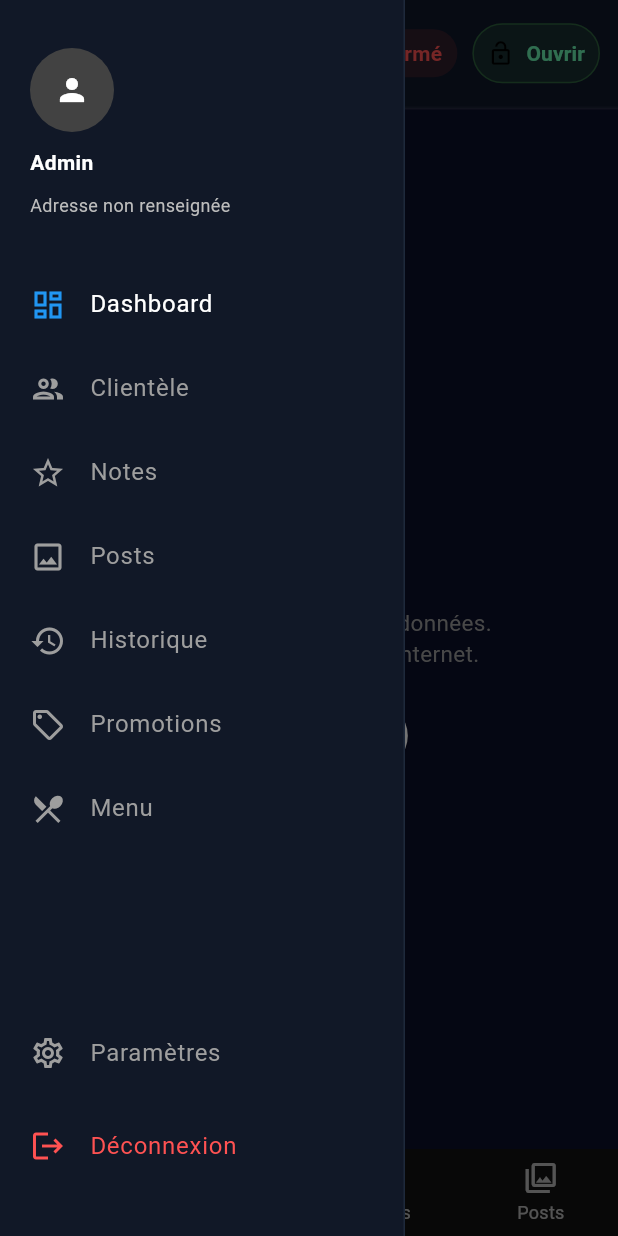
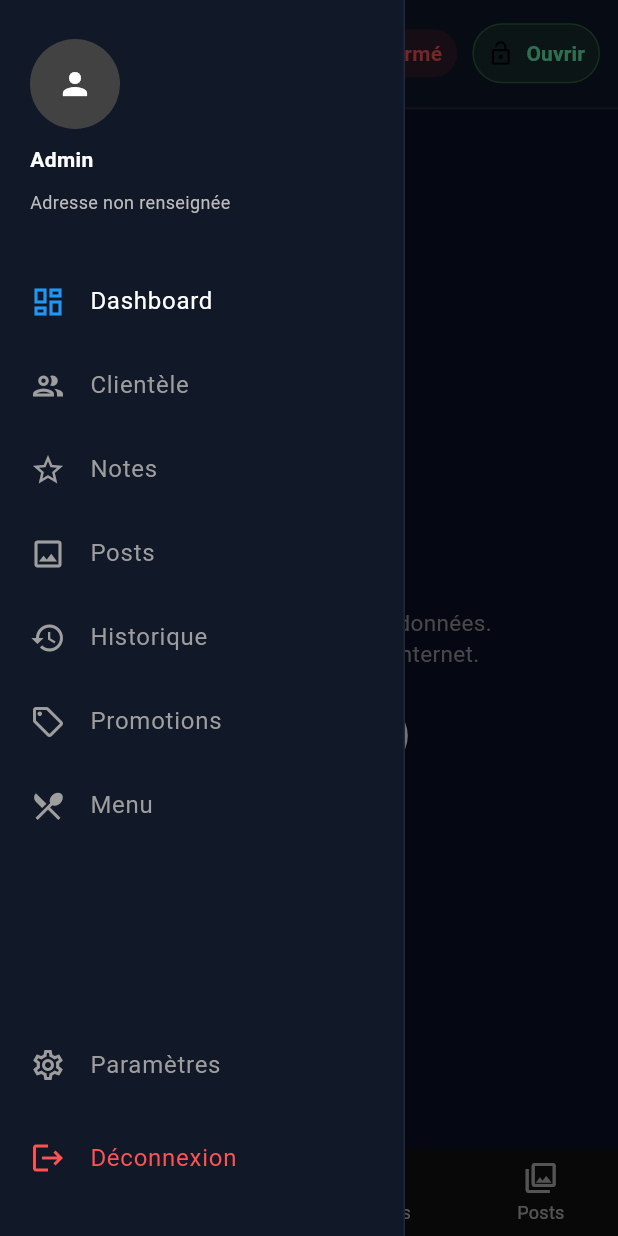
Before and after one commit to thas-dv/Cheza_App-, a Flutter app: the DashboardPage screen opened directly, after a tap on the "menu" icon, on a phone screen of 412 x 824 dp. Run offline on Flutter 3.47's test engine with Material 3 defaults, Android fonts, the phone set to English and light mode, and no system bars; our stand-ins replace country_picker, flutter_riverpod, geolocator, image_picker, shared_preferences, supabase_flutter; missing offline and left inert: media_kit, media_kit_video; accounts and stored records are empty.

Commit message:
Fix of location information and avatar

```diff
--- a/lib/features/dashboard/data/datasources/dashboard_controller.dart
+++ b/lib/features/dashboard/data/datasources/dashboard_controller.dart
@@ -55,6 +55,8 @@ class DashboardController extends StateNotifier<DashboardState> {
         placeDescription: place.typePlace,
         placeOpenedFromDb: place.isOpened,
         isOpen: place.isOpened,
+        latitude: place.latitude,
+        longitude: place.longitude,
       );
 
       await _loadAdminSafely();
@@ -109,7 +111,7 @@ class DashboardController extends StateNotifier<DashboardState> {
         visitors: 0,
         posts: 0,
         notes: 0,
-        engagement: 0,
+
       );
 
       return;
@@ -227,7 +229,7 @@ class DashboardController extends StateNotifier<DashboardState> {
       visitors: stats.visitors,
       posts: stats.posts,
       notes: stats.notes,
-      engagement: stats.engagement,
+
     );
   }
 
@@ -254,7 +256,7 @@ class DashboardController extends StateNotifier<DashboardState> {
           visitors: stats.visitors,
           posts: stats.posts,
           notes: stats.notes,
-          engagement: stats.engagement,
+
         );
       },
     );
--- a/lib/features/dashboard/data/repositories/dashboard_repository_impl.dart
+++ b/lib/features/dashboard/data/repositories/dashboard_repository_impl.dart
@@ -32,9 +32,15 @@ class DashboardRepositoryImpl implements DashboardRepository {
       photoUrl: place['photo_url'] as String?,
       address: place['address'] as String?,
       typePlace: place['type_place'] as String?,
+       latitude: _asDouble(place['latitude']),
+      longitude: _asDouble(place['longitude']),
     );
   }
-
+  double? _asDouble(dynamic value) {
+    if (value is num) return value.toDouble();
+    if (value is String) return double.tryParse(value);
+    return null;
+  }
   bool _asBool(dynamic value) {
     if (value is bool) return value;
     if (value is num) return value != 0;
@@ -110,7 +116,8 @@ class DashboardRepositoryImpl implements DashboardRepository {
 
     return AdminEntity(
       id: profile['id'] as int,
-      name: (profile['name'] ?? "Admin") as String,
+
+      name: (profile['fullname'] ?? profile['username'] ?? "Admin") as String,
       photoUrl: profile['photo_url'] as String?,
     );
   }
--- a/lib/features/dashboard/domain/entities/place_info.dart
+++ b/lib/features/dashboard/domain/entities/place_info.dart
@@ -5,6 +5,8 @@ class PlaceInfo {
     this.photoUrl,
     this.address,
     this.typePlace,
+     this.latitude,
+    this.longitude,
     required this.isOpened,
   });
   final bool isOpened;
@@ -13,4 +15,6 @@ class PlaceInfo {
   final String? photoUrl;
   final String? address;
   final String? typePlace;
+    final double? latitude;
+  final double? longitude;
 }
--- a/lib/features/dashboard/presentation/pages/dashboard_page.dart
+++ b/lib/features/dashboard/presentation/pages/dashboard_page.dart
@@ -2215,6 +2215,7 @@ import 'package:cheza_app/features/dashboard/presentation/widgets/layout/topbar.
 import 'package:cheza_app/themes/app_colors.dart';
 import 'package:cheza_app/widgets/network_aware_wrapper.dart';
 import 'package:flutter/material.dart';
+import 'package:cheza_app/widgets/inline_page_loader.dart';
 import 'package:flutter_riverpod/flutter_riverpod.dart';
 import 'package:cheza_app/features/dashboard/presentation/widgets/tabs/clientele_tab.dart';
 import 'package:cheza_app/features/dashboard/presentation/widgets/tabs/note_tab.dart';
@@ -2305,7 +2306,7 @@ class DashboardPage extends ConsumerWidget {
 
                         Expanded(
                           child: state.isLoading
-                              ? const Center(child: CircularProgressIndicator())
+                               ? const InlinePageLoader(message: 'Synchronisation du dashboard...')
                               : state.hasNetworkError
                               ? NetworkErrorView(
                                   onRetry: notifier.loadInitialData,
--- a/lib/features/dashboard/presentation/widgets/hero_place_card.dart
+++ b/lib/features/dashboard/presentation/widgets/hero_place_card.dart
@@ -8,8 +8,8 @@ class HeroPlaceCard extends StatelessWidget {
   final int visitors;
   final int posts;
   final int notes;
-  final int longitude;
-  final int latitude;
+  final double? longitude;
+  final double? latitude;
 
   const HeroPlaceCard({
     super.key,
--- a/lib/features/dashboard/presentation/widgets/layout/dashboard_state.dart
+++ b/lib/features/dashboard/presentation/widgets/layout/dashboard_state.dart
@@ -4,8 +4,8 @@ class DashboardState {
   final bool hasNetworkError;
   final bool isOpen;
   final int? placeId;
-  final int longitude;
-  final int latitude;
+  final double? longitude;
+  final double? latitude;
   final String placeName;
   final int? activePartyId;
   final String partyName;
@@ -23,8 +23,8 @@ class DashboardState {
   final int notes;
 
   const DashboardState({
-    this.latitude = 0,
-    this.longitude = 0,
+    this.latitude,
+    this.longitude,
     this.placeOpenedFromDb = false,
     this.isLoading = true,
     this.hasNetworkError = false,
@@ -65,7 +65,8 @@ class DashboardState {
     int? visitors,
     int? posts,
     int? notes,
-    int? engagement,
+    double? longitude,
+    double? latitude,
     int? selectedIndex,
     bool? isStatusUpdating,
   }) {
@@ -95,9 +96,13 @@ class DashboardState {
       visitors: visitors ?? this.visitors,
       posts: posts ?? this.posts,
       notes: notes ?? this.notes,
-      longitude: longitude,
-      latitude: latitude,
+      longitude: longitude == _unset
+          ? this.longitude
+          : (longitude as num?)?.toDouble(),
 
+      latitude: latitude == _unset
+          ? this.latitude
+          : (latitude as num?)?.toDouble(),
       selectedIndex: selectedIndex ?? this.selectedIndex,
       isStatusUpdating: isStatusUpdating ?? this.isStatusUpdating,
     );
--- a/lib/features/dashboard/presentation/widgets/layout/sidebar.dart
+++ b/lib/features/dashboard/presentation/widgets/layout/sidebar.dart
@@ -26,12 +26,13 @@ class Sidebar extends ConsumerWidget {
         color: Color(0xFF111827),
         border: Border(right: BorderSide(color: Color(0xFF1E293B))),
       ),
-      padding: const EdgeInsets.symmetric(vertical: 32, horizontal: 20),
+           padding: const EdgeInsets.fromLTRB(20, 16, 20, 24),
       child: Column(
         crossAxisAlignment: CrossAxisAlignment.start,
         children: [
+          SizedBox(height: 10,),
           CircleAvatar(
-            radius: 28,
+            radius: 30,
             backgroundColor: Colors.grey.shade800,
             backgroundImage:
                 admin?.photoUrl != null && admin!.photoUrl!.isNotEmpty
--- a/lib/features/dashboard/presentation/widgets/tabs/menu_tab.dart
+++ b/lib/features/dashboard/presentation/widgets/tabs/menu_tab.dart
@@ -2,7 +2,7 @@ import 'package:cheza_app/services/supabase_service_menu.dart';
 import 'package:cheza_app/themes/app_colors.dart';
 import 'package:flutter/material.dart';
 import 'package:intl/intl.dart';
-
+import 'package:cheza_app/widgets/inline_page_loader.dart';
 class MenuTab extends StatefulWidget {
   final int? placeId;
   final String placeName;
@@ -289,7 +289,7 @@ class _MenuTabState extends State<MenuTab> {
       );
     }
     if (loading) {
-      return const Center(child: CircularProgressIndicator());
+  return const InlinePageLoader(message: 'Chargement du menu...');
     }
 
     final width = MediaQuery.of(context).size.width;
--- a/lib/features/promotions/presentation/pages/promotions_page.dart
+++ b/lib/features/promotions/presentation/pages/promotions_page.dart
@@ -5,7 +5,7 @@ import 'package:intl/intl.dart';
 import 'package:cheza_app/features/menus/domain/entities/menu_entity.dart';
 import 'package:cheza_app/themes/app_colors.dart';
 import 'package:flutter_riverpod/flutter_riverpod.dart';
-
+import 'package:cheza_app/widgets/inline_page_loader.dart';
 class PromotionsPage extends ConsumerWidget {
   const PromotionsPage({
     required this.placeId,
@@ -109,7 +109,7 @@ class PromotionsPage extends ConsumerWidget {
                     );
                   },
                   loading: () =>
-                      const Center(child: CircularProgressIndicator()),
+                      const InlinePageLoader(message: 'Chargement des promotions...'),
                   error: (error, _) => Center(
                     child: Column(
                       mainAxisAlignment: MainAxisAlignment.center,
--- /dev/null
+++ b/lib/widgets/inline_page_loader.dart
@@ -0,0 +1,37 @@
+import 'package:flutter/material.dart';
+
+class InlinePageLoader extends StatelessWidget {
+  final String message;
+
+  const InlinePageLoader({
+    super.key,
+    this.message = 'Chargement des données...',
+  });
+
+  @override
+  Widget build(BuildContext context) {
+    return Center(
+      child: ConstrainedBox(
+        constraints: const BoxConstraints(maxWidth: 380),
+        child: Padding(
+          padding: const EdgeInsets.symmetric(horizontal: 20),
+          child: Column(
+            mainAxisSize: MainAxisSize.min,
+            children: [
+              ClipRRect(
+                borderRadius: BorderRadius.circular(999),
+                child: const LinearProgressIndicator(minHeight: 6),
+              ),
+              const SizedBox(height: 12),
+              Text(
+                message,
+                textAlign: TextAlign.center,
+                style: const TextStyle(color: Colors.white70),
+              ),
+            ],
+          ),
+        ),
+      ),
+    );
+  }
+}
```
Also changed, not shown: lib/features/dashboard/presentation/pages/modern_home_widget.dart (+6 -8 lines).
